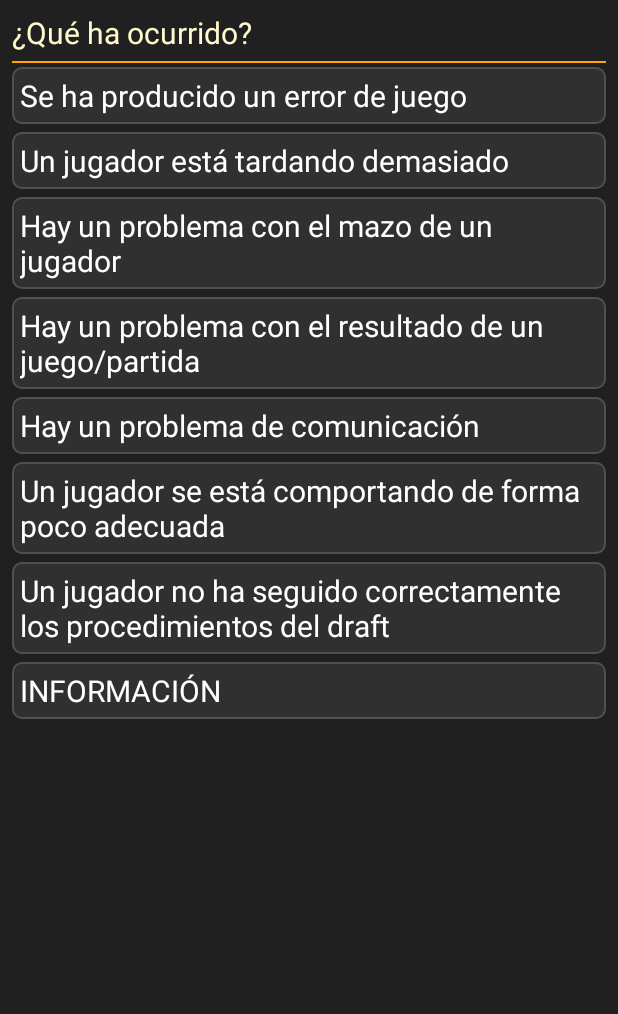
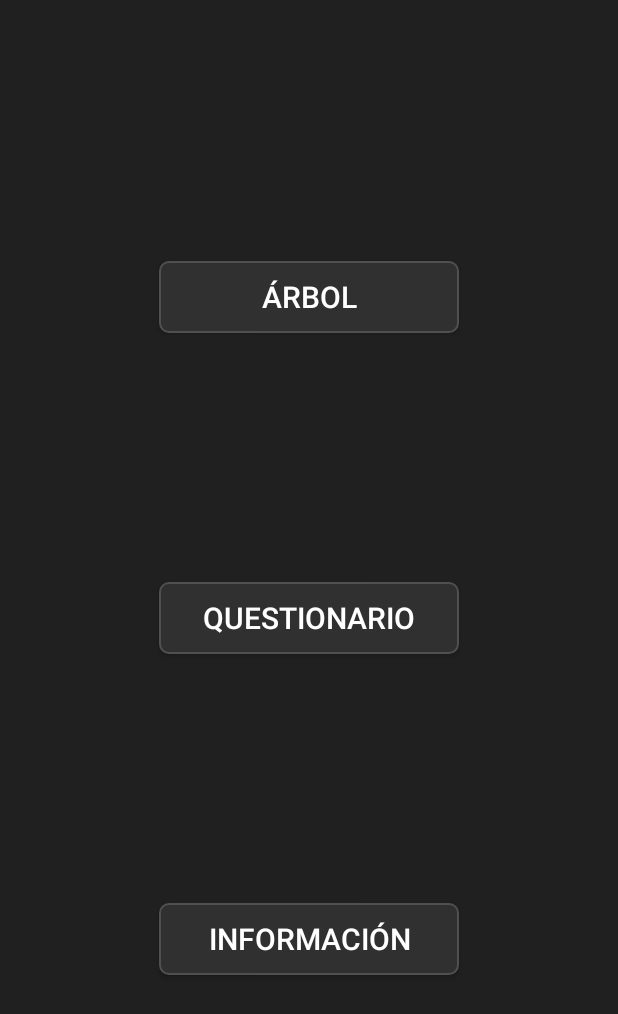
Before and after one commit to alfchaval/IPGTree, an Android app: the screen it shows after launch (Main before the commit, MainActivity after it), on a phone screen of 412 x 824 dp. Shown: the top 1014 px of the screen. Run offline under Robolectric (Android 15) with nearby library versions, the phone set to English and light mode, and no system bars.

Commit message:
quiz añadido

```diff
--- a/app/src/main/AndroidManifest.xml
+++ b/app/src/main/AndroidManifest.xml
@@ -8,13 +8,16 @@
         android:label="@string/app_name"
         android:supportsRtl="true"
         android:theme="@style/AppTheme">
-        <activity android:name="com.example.usuario.MagicQuiz.Main">
+        <activity android:name="com.example.usuario.MagicQuiz.Activities.MainActivity">
             <intent-filter>
                 <action android:name="android.intent.action.MAIN" />
 
                 <category android:name="android.intent.category.LAUNCHER" />
             </intent-filter>
         </activity>
+        <activity android:name=".Activities.TreeActivity"/>
+        <activity android:name=".Activities.QuizActivity"/>
+        <activity android:name=".Activities.AboutActivity"/>
     </application>
 
 </manifest>
--- /dev/null
+++ b/app/src/main/java/com/example/usuario/MagicQuiz/Activities/MainActivity.java
@@ -0,0 +1,46 @@
+package com.example.usuario.MagicQuiz.Activities;
+
+import android.content.Intent;
+import android.os.Bundle;
+import android.support.v7.app.AppCompatActivity;
+import android.view.View;
+import android.widget.Button;
+
+import com.example.usuario.MagicQuiz.R;
+
+public class MainActivity extends AppCompatActivity {
+
+    Button btn_tree, btn_quiz, btn_about;
+    Intent intent;
+
+    @Override
+    protected void onCreate(Bundle savedInstanceState) {
+        super.onCreate(savedInstanceState);
+        setContentView(R.layout.activity_main);
+
+        btn_tree = findViewById(R.id.btn_tree);
+        btn_tree.setOnClickListener(new View.OnClickListener() {
+            @Override
+            public void onClick(View view) {
+                intent = new Intent(MainActivity.this, TreeActivity.class);
+                startActivity(intent);
+            }
+        });
+        btn_quiz = findViewById(R.id.btn_quiz);
+        btn_quiz.setOnClickListener(new View.OnClickListener() {
+            @Override
+            public void onClick(View view) {
+                intent = new Intent(MainActivity.this, QuizActivity.class);
+                startActivity(intent);
+            }
+        });
+        btn_about = findViewById(R.id.btn_about);
+        btn_about.setOnClickListener(new View.OnClickListener() {
+            @Override
+            public void onClick(View view) {
+                intent = new Intent(MainActivity.this, AboutActivity.class);
+                startActivity(intent);
+            }
+        });
+    }
+}
--- a/app/src/main/java/com/example/usuario/MagicQuiz/Main.java
+++ b/app/src/main/java/com/example/usuario/MagicQuiz/Activities/TreeActivity.java
@@ -1,4 +1,4 @@
-package com.example.usuario.MagicQuiz;
+package com.example.usuario.MagicQuiz.Activities;
 
 import android.os.Build;
 import android.support.v4.content.ContextCompat;
@@ -11,9 +11,14 @@ import android.widget.LinearLayout;
 import android.widget.ScrollView;
 import android.widget.TextView;
 
+import com.example.usuario.MagicQuiz.Quiz;
+import com.example.usuario.MagicQuiz.R;
+import com.example.usuario.MagicQuiz.Read;
+import com.example.usuario.MagicQuiz.Tree;
+
 import java.util.ArrayList;
 
-public class Main extends AppCompatActivity {
+public class TreeActivity extends AppCompatActivity {
 
     Tree<Quiz> questionTree;
 
@@ -29,7 +34,8 @@ public class Main extends AppCompatActivity {
 
     LinearLayout.LayoutParams layoutParams;
 
-    int TEXT_SIZE = 20;
+    final int TEXT_SIZE = 20;
+
     boolean back = false;
 
     private static final String KEY_SERIALIZED_TREE = "key_serialized_tree";
@@ -58,7 +64,7 @@ public class Main extends AppCompatActivity {
     @Override
     protected void onCreate(Bundle savedInstanceState) {
         super.onCreate(savedInstanceState);
-        setContentView(R.layout.activity_ipg_tree);
+        setContentView(R.layout.activity_quiz);
 
         ll_answers = findViewById(R.id.ll_answers);
         tv_question = findViewById(R.id.tv_question);
@@ -132,7 +138,7 @@ public class Main extends AppCompatActivity {
             questionTree = (Tree<Quiz>) savedInstanceState.getSerializable(KEY_SERIALIZED_TREE);
         }
         else {
-            questionTree = Read.readXMLQuiz(this.getResources().getXml(R.xml.ipg_tree));
+            questionTree = Read.readXMLTree(this.getResources().getXml(R.xml.ipg_tree));
         }
     }
 
@@ -160,12 +166,11 @@ public class Main extends AppCompatActivity {
                     addTextView(index);
                 }
                 //When I go back I want to see what answer I chosed last time
-                if (questionTree.getData().isAnswered() && questionTree.getData().getChosenAnswerPosition() == index) {
+                if (questionTree.getData().getChosenAnswerPosition() == index && questionTree.getData().isAnswered()) {
                     answerTVs.get(index).setBackground(getResources().getDrawable(R.drawable.answer_background_selected));
                 } else {
                     answerTVs.get(index).setBackground(getResources().getDrawable(R.drawable.answer_background));
                 }
-                //Show questions
                 answerTVs.get(index).setText(questionTree.getData().getAnswers().get(index));
                 answerTVs.get(index).setVisibility(View.VISIBLE);
                 index++;
@@ -232,6 +237,8 @@ public class Main extends AppCompatActivity {
 
     //Scroll until the chosen answer is in the middle of the ScrollView
     public void moveToChosenAnswer() {
-        scroll_answers.smoothScrollTo(0, (answerTVs.get(questionTree.getData().getChosenAnswerPosition()).getTop() + answerTVs.get(questionTree.getData().getChosenAnswerPosition()).getBottom()) / 2 - scroll_answers.getHeight() / 2);
+        if(questionTree.getData().isAnswered()) {
+            scroll_answers.smoothScrollTo(0, (answerTVs.get(questionTree.getData().getChosenAnswerPosition()).getTop() + answerTVs.get(questionTree.getData().getChosenAnswerPosition()).getBottom()) / 2 - scroll_answers.getHeight() / 2);
+        }
     }
 }
--- a/app/src/main/java/com/example/usuario/MagicQuiz/Quiz.java
+++ b/app/src/main/java/com/example/usuario/MagicQuiz/Quiz.java
@@ -2,7 +2,6 @@ package com.example.usuario.MagicQuiz;
 
 import java.util.ArrayList;
 
-//Originally this project was going to be an app to test your knowledge about Magic rules, that's why this class has a correctAnswerPosition variable
 public class Quiz {
 
     //region variables
@@ -10,7 +9,7 @@ public class Quiz {
     private String question;
     private ArrayList<String> answers;
     private int correctAnswerPosition;
-    private int chosenAnswerPosition;
+    private int chosenAnswerPosition = -1;
 
     //endregion
 
--- /dev/null
+++ b/app/src/main/res/layout-land/activity_main.xml
@@ -0,0 +1,55 @@
+<?xml version="1.0" encoding="utf-8"?>
+<android.support.constraint.ConstraintLayout xmlns:android="http://schemas.android.com/apk/res/android"
+    xmlns:app="http://schemas.android.com/apk/res-auto"
+    android:id="@+id/activity_tree"
+    android:layout_width="match_parent"
+    android:layout_height="match_parent"
+    android:paddingBottom="@dimen/activity_vertical_margin"
+    android:paddingLeft="@dimen/activity_horizontal_margin"
+    android:paddingRight="@dimen/activity_horizontal_margin"
+    android:paddingTop="@dimen/activity_vertical_margin"
+    >
+
+    <Button
+        android:id="@+id/btn_tree"
+        android:layout_width="200dp"
+        android:layout_height="wrap_content"
+        app:layout_constraintStart_toStartOf="parent"
+        app:layout_constraintEnd_toStartOf="@+id/btn_quiz"
+        app:layout_constraintTop_toTopOf="parent"
+        app:layout_constraintBottom_toTopOf="@+id/btn_about"
+        android:background="@drawable/answer_background"
+        android:textColor="@color/colorText"
+        android:textSize="20dp"
+        android:text="Árbol"
+        />
+
+    <Button
+        android:id="@+id/btn_quiz"
+        android:layout_width="200dp"
+        android:layout_height="wrap_content"
+        app:layout_constraintStart_toEndOf="@+id/btn_tree"
+        app:layout_constraintEnd_toEndOf="parent"
+        app:layout_constraintTop_toTopOf="parent"
+        app:layout_constraintBottom_toTopOf="@+id/btn_about"
+        android:background="@drawable/answer_background"
+        android:textColor="@color/colorText"
+        android:textSize="20dp"
+        android:text="Questionario"
+        />
+
+    <Button
+        android:id="@+id/btn_about"
+        android:layout_width="200dp"
+        android:layout_height="wrap_content"
+        app:layout_constraintStart_toStartOf="parent"
+        app:layout_constraintEnd_toEndOf="parent"
+        app:layout_constraintTop_toBottomOf="@+id/btn_quiz"
+        app:layout_constraintBottom_toBottomOf="parent"
+        android:background="@drawable/answer_background"
+        android:textColor="@color/colorText"
+        android:textSize="20dp"
+        android:text="Información"
+        />
+
+</android.support.constraint.ConstraintLayout>
--- a/app/src/main/res/layout/activity_ipg_tree.xml
+++ b/app/src/main/res/layout-land/activity_quiz.xml
@@ -9,7 +9,7 @@
     android:paddingLeft="@dimen/activity_horizontal_margin"
     android:paddingRight="@dimen/activity_horizontal_margin"
     android:paddingTop="@dimen/activity_vertical_margin"
-    tools:context="com.example.usuario.MagicQuiz.Main">
+    tools:context="com.example.usuario.MagicQuiz.Activities.TreeActivity">
 
     <TextView
         android:id="@+id/tv_question"
--- /dev/null
+++ b/app/src/main/res/layout/activity_main.xml
@@ -0,0 +1,55 @@
+<?xml version="1.0" encoding="utf-8"?>
+<android.support.constraint.ConstraintLayout xmlns:android="http://schemas.android.com/apk/res/android"
+    xmlns:app="http://schemas.android.com/apk/res-auto"
+    android:id="@+id/activity_tree"
+    android:layout_width="match_parent"
+    android:layout_height="match_parent"
+    android:paddingBottom="@dimen/activity_vertical_margin"
+    android:paddingLeft="@dimen/activity_horizontal_margin"
+    android:paddingRight="@dimen/activity_horizontal_margin"
+    android:paddingTop="@dimen/activity_vertical_margin"
+    >
+
+    <Button
+        android:id="@+id/btn_tree"
+        android:layout_width="200dp"
+        android:layout_height="wrap_content"
+        app:layout_constraintStart_toStartOf="parent"
+        app:layout_constraintEnd_toEndOf="parent"
+        app:layout_constraintTop_toTopOf="parent"
+        app:layout_constraintBottom_toTopOf="@+id/btn_quiz"
+        android:background="@drawable/answer_background"
+        android:textColor="@color/colorText"
+        android:textSize="20dp"
+        android:text="Árbol"
+        />
+
+    <Button
+        android:id="@+id/btn_quiz"
+        android:layout_width="200dp"
+        android:layout_height="wrap_content"
+        app:layout_constraintStart_toStartOf="parent"
+        app:layout_constraintEnd_toEndOf="parent"
+        app:layout_constraintTop_toBottomOf="@+id/btn_tree"
+        app:layout_constraintBottom_toTopOf="@+id/btn_about"
+        android:background="@drawable/answer_background"
+        android:textColor="@color/colorText"
+        android:textSize="20dp"
+        android:text="Questionario"
+        />
+
+    <Button
+        android:id="@+id/btn_about"
+        android:layout_width="200dp"
+        android:layout_height="wrap_content"
+        app:layout_constraintStart_toStartOf="parent"
+        app:layout_constraintEnd_toEndOf="parent"
+        app:layout_constraintTop_toBottomOf="@+id/btn_quiz"
+        app:layout_constraintBottom_toBottomOf="parent"
+        android:background="@drawable/answer_background"
+        android:textColor="@color/colorText"
+        android:textSize="20dp"
+        android:text="Información"
+        />
+
+</android.support.constraint.ConstraintLayout>
--- a/app/src/main/res/layout-land/activity_ipg_tree.xml
+++ b/app/src/main/res/layout/activity_quiz.xml
@@ -1,6 +1,5 @@
 <?xml version="1.0" encoding="utf-8"?>
 <android.support.constraint.ConstraintLayout xmlns:android="http://schemas.android.com/apk/res/android"
-    xmlns:tools="http://schemas.android.com/tools"
     xmlns:app="http://schemas.android.com/apk/res-auto"
     android:id="@+id/activity_tree"
     android:layout_width="match_parent"
@@ -9,7 +8,7 @@
     android:paddingLeft="@dimen/activity_horizontal_margin"
     android:paddingRight="@dimen/activity_horizontal_margin"
     android:paddingTop="@dimen/activity_vertical_margin"
-    tools:context="com.example.usuario.MagicQuiz.Main">
+    >
 
     <TextView
         android:id="@+id/tv_question"
@@ -45,13 +44,14 @@
         android:scrollbars="none"
         >
 
-        <TableLayout
+        <LinearLayout
             android:id="@+id/ll_answers"
             android:layout_width="match_parent"
             android:layout_height="wrap_content"
+            android:orientation="vertical"
             >
 
-        </TableLayout>
+        </LinearLayout>
 
     </ScrollView>
 
--- a/app/src/main/res/xml/ipg_tree.xml
+++ b/app/src/main/res/xml/ipg_tree.xml
@@ -675,7 +675,4 @@
     <answer text="Un jugador no ha seguido correctamente los procedimientos del draft">
         <question text="TE - Limited Procedure Violation, Advertencia\n\nEjemplos:\n- Un jugador pasa un sobre a su izquierda cuando debería hacerlo a la derecha.\n- Un jugador se excede en el tiempo para realizar su elección de draft.\n- Un jugador pone una carta en su montón de draft, y luego la toma nuevamente.\n- Un jugador mueve su cabeza de costado en momentos inadecuados."></question>
     </answer>
-    <answer text="INFORMACIÓN">
-        <question text="Actualizado: 20-03-2019, RNA.\n\nCódigo de la app: https://github.com/alfchaval/Tree.git\nSugerencias: alfchaval@hotmail.com\n\nÚltimos cambios:\n- Si no se muestran todas las respuestas porque no caben en la pantalla, aparecen unas flechas para indicar que hay opciones que no se están viendo\n- Al volver a la pregunta anterior, se hace scroll para que la respuesta anteriormente seleccionada esté visible\n- Corregidas algunas soluciones erróneas\n- Solucionado un error al cambiar la orientación mientras estabas viendo una solución\n- Cambios menores en el texto\n- Algunas mejoras estéticas\n- Ahora se indica la fecha de actualización y siglas de la última edición vigente\n- Añadida sección de últimos cambios xD\n\nEn algún momento en el futuro:\n- Expandir el tema de los ciclos para incluir casos con varios jugadores involucrados\n- Expandir ejemplos de errores de comunicación, que ahora abarcan todo el punto 4 de las MTR\n\nSi sucede un milagro:\n- Reestructurar todo para que no tenga la información en un árbol, sino en tablas, estilo Akinator, disminuyendo el número de clics para encontrar la respuesta y eliminando la duplicidad de información\n- Opciones para cambiar el tamaño de fuente\n- Soporte a otros idiomas\n\n En principio quería dejar la app lo más simple posible, pero ya veré que hago"></question>
-    </answer>
 </question>
```
Also changed, not shown: app/src/main/java/com/example/usuario/MagicQuiz/Activities/AboutActivity.java (added, +31 -0 lines), app/src/main/java/com/example/usuario/MagicQuiz/Activities/QuizActivity.java (added, +272 -0 lines), app/src/main/java/com/example/usuario/MagicQuiz/Read.java (+38 -1 lines), app/src/main/res/drawable/answer_background_correct.xml (added, +8 -0 lines), app/src/main/res/drawable/answer_background_wrong.xml (added, +8 -0 lines), app/src/main/res/layout/activity_about.xml (added, +27 -0 lines), app/src/main/res/xml/quiz.xml (added, +34 -0 lines).
